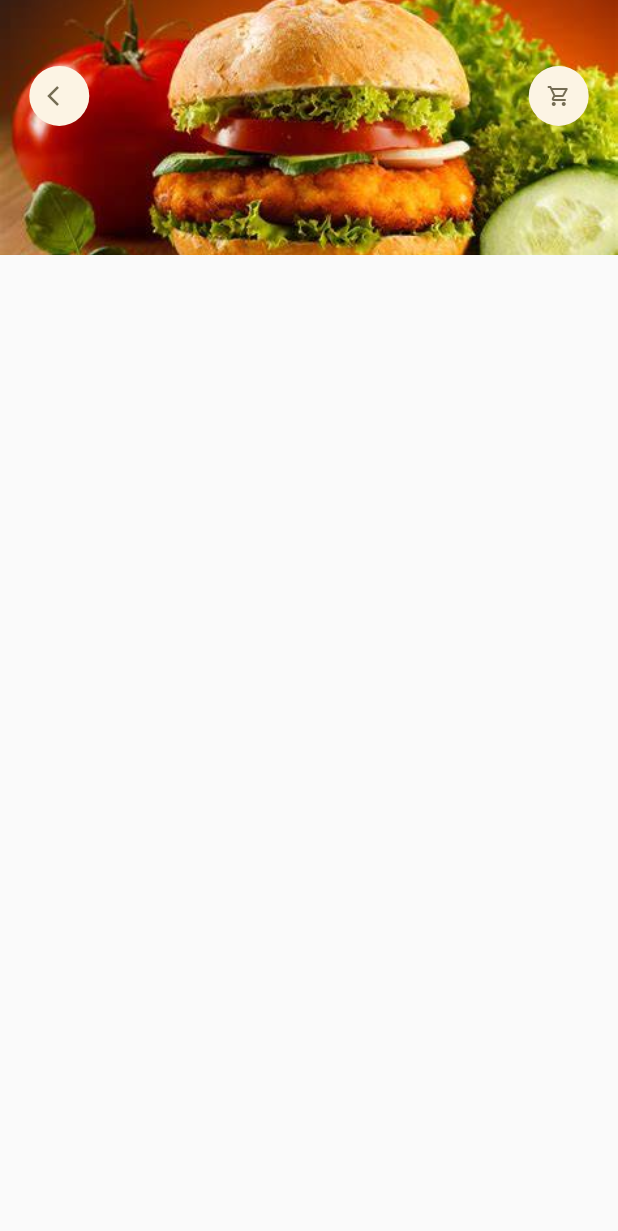
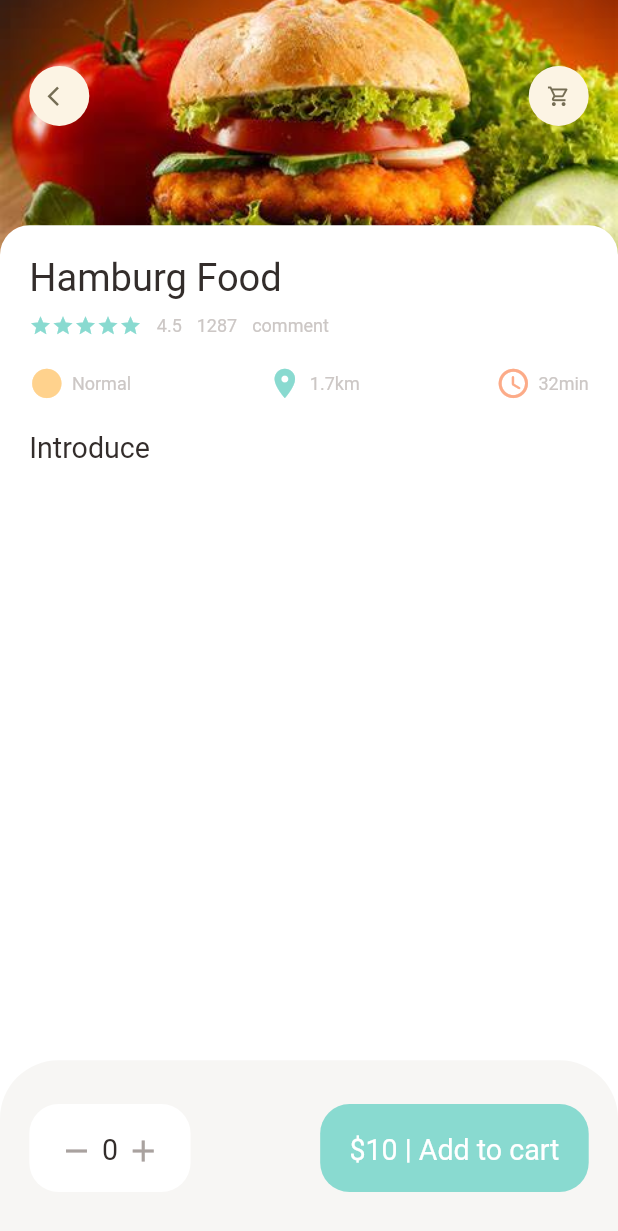
Before and after one commit to JelangA/flutter-e, a Flutter app: the screen it shows after launch, on a phone screen of 412 x 824 dp. Shown: the top 1231 px of the screen. Run offline on Flutter 3.47's test engine with Material 2 defaults, Android fonts, the phone set to English and light mode, and no system bars; our stand-ins replace dots_indicator, get.

Commit message:
memisahkan column dan membuat expanded text pada menu detail popular food

```diff
--- a/aplikasi/lib/pages/food/popular_food_detail.dart
+++ b/aplikasi/lib/pages/food/popular_food_detail.dart
@@ -1,7 +1,10 @@
-// ignore_for_file: prefer_const_constructors
+// ignore_for_file: prefer_const_constructors, sort_child_properties_last
 
+import 'package:aplikasi/util/colors.dart';
 import 'package:aplikasi/util/dimensions.dart';
+import 'package:aplikasi/widget/app_column.dart';
 import 'package:aplikasi/widget/app_icon.dart';
+import 'package:aplikasi/widget/big-text.dart';
 import 'package:flutter/material.dart';
 
 class PopularFoodDetail extends StatelessWidget {
@@ -10,8 +13,10 @@ class PopularFoodDetail extends StatelessWidget {
   @override
   Widget build(BuildContext context) {
     return Scaffold(
+      backgroundColor: Colors.white,
       body: Stack(
         children: [
+          //background image
           Positioned(
             left: 0,
             right: 0,
@@ -26,6 +31,7 @@ class PopularFoodDetail extends StatelessWidget {
               ),
             ),
           ),
+          //icon back dan cart
           Positioned(
             top: Dimentions.height45,
             left: Dimentions.width20,
@@ -38,7 +44,101 @@ class PopularFoodDetail extends StatelessWidget {
               ],
             ),
           ),
+          //introduction
+          Positioned(
+            left: 0,
+            right: 0,
+            bottom: 0,
+            top: Dimentions.popularFoodImgSize - 20,
+            child: Container(
+              padding: EdgeInsets.only(
+                left: Dimentions.width20,
+                right: Dimentions.width20,
+                top: Dimentions.height20,
+              ),
+              decoration: BoxDecoration(
+                borderRadius: BorderRadius.only(
+                  topRight: Radius.circular(Dimentions.radius20),
+                  topLeft: Radius.circular(Dimentions.radius20),
+                ),
+                color: Colors.white,
+              ),
+              child: Column(
+                crossAxisAlignment: CrossAxisAlignment.start,
+                children: [
+                  AppColumn(text: "Hamburg Food"),
+                  SizedBox(
+                    height: Dimentions.height20,
+                  ),
+                  BigText(text: "Introduce"),
+                ],
+              ),
+            ),
+          ),
         ],
+      ),
+      bottomNavigationBar: Container(
+        height: Dimentions.bottomHeightBar,
+        padding: EdgeInsets.only(
+            top: Dimentions.height30,
+            bottom: Dimentions.height30,
+            left: Dimentions.width20,
+            right: Dimentions.width20),
+        decoration: BoxDecoration(
+          color: AppColors.buttonBackgroundColor,
+          borderRadius: BorderRadius.only(
+            topLeft: Radius.circular(Dimentions.radius20 * 2),
+            topRight: Radius.circular(Dimentions.radius20 * 2),
+          ),
+        ),
+        child: Row(
+          mainAxisAlignment: MainAxisAlignment.spaceBetween,
+          children: [
+            //min add button continer
+            Container(
+              padding: EdgeInsets.only(
+                top: Dimentions.height20,
+                bottom: Dimentions.height20,
+                left: Dimentions.width20,
+                right: Dimentions.width20,
+              ),
+              decoration: BoxDecoration(
+                borderRadius: BorderRadius.circular(Dimentions.radius20),
+                color: Colors.white,
+              ),
+              child: Row(
+                children: [
+                  Icon(
+                    Icons.remove,
+                    color: AppColors.signColor,
+                  ),
+                  SizedBox(width: Dimentions.width10/2,),
+                  BigText(text: "0"),
+                  SizedBox(width: Dimentions.width10/2,),
+                  Icon(
+                    Icons.add,
+                    color: AppColors.signColor,
+                  ),
+                ],
+              ),
+            ),
+            //add to cart container text
+            Container(
+              padding: EdgeInsets.only(
+                top: Dimentions.height20,
+                bottom: Dimentions.height20,
+                left: Dimentions.width20,
+                right: Dimentions.width20,
+              ),
+              child: BigText(text: "\$10 | Add to cart", color: Colors.white,),
+              decoration: BoxDecoration(
+                borderRadius: BorderRadius.circular(Dimentions.radius20),
+                color: AppColors.mainColor,
+              ),
+            )
+
+          ],
+        ),
       ),
     );
   }
--- a/aplikasi/lib/pages/home/food_page_body.dart
+++ b/aplikasi/lib/pages/home/food_page_body.dart
@@ -2,6 +2,7 @@
 
 import 'package:aplikasi/util/colors.dart';
 import 'package:aplikasi/util/dimensions.dart';
+import 'package:aplikasi/widget/app_column.dart';
 import 'package:aplikasi/widget/big-text.dart';
 import 'package:aplikasi/widget/icon_and_text.dart';
 import 'package:aplikasi/widget/small-text.dart';
@@ -260,62 +261,7 @@ class _FoodPageBodyState extends State<FoodPageBody> {
                 color: DebugColor.color2,
                 padding: EdgeInsets.only(
                     top: Dimentions.height15, left: 15, right: 15),
-                child: Column(
-                  crossAxisAlignment: CrossAxisAlignment.start,
-                  children: [
-                    BigText(text: "Hamburg food"),
-                    SizedBox(
-                      height: Dimentions.height10,
-                    ),
-                    Row(
-                      children: [
-                        Wrap(
-                          children: List.generate(
-                            5,
-                            (index) => Icon(
-                              Icons.star,
-                              color: AppColors.mainColor,
-                              size: 15,
-                            ),
-                          ),
-                        ),
-                        SizedBox(
-                          width: 10,
-                        ),
-                        SmallText(text: "4.5"),
-                        SizedBox(
-                          width: 10,
-                        ),
-                        SmallText(text: "1287"),
-                        SizedBox(
-                          width: 10,
-                        ),
-                        SmallText(text: "comment")
-                      ],
-                    ),
-                    SizedBox(
-                      height: Dimentions.height20,
-                    ),
-                    Row(
-                      mainAxisAlignment: MainAxisAlignment.spaceBetween,
-                      children: [
-                        IconAndTextWidget(
-                            icon: Icons.circle_sharp,
-                            text: "Normal",
-                            iconColor: AppColors.iconColor1),
-                        IconAndTextWidget(
-                            icon: Icons.location_on,
-                            text: "1.7km",
-                            iconColor: AppColors.mainColor),
-                        IconAndTextWidget(
-                          icon: Icons.access_time_rounded,
-                          text: "32min",
-                          iconColor: AppColors.iconColor2,
-                        ),
-                      ],
-                    ),
-                  ],
-                ),
+                child: AppColumn(text: "Hamburg Food",),
               ),
             ),
           ),
--- a/aplikasi/lib/util/dimensions.dart
+++ b/aplikasi/lib/util/dimensions.dart
@@ -25,7 +25,9 @@ class Dimentions {
   static double width20 = screenHeight / 42.2;
   static double width30 = screenHeight / 28.13;
 
+  ///ukuran font
   static double font20 = screenHeight / 43.2;
+  static double font26 = screenHeight / 32.45;
 
   //redius
   static double radius15 = screenHeight / 56.27;
@@ -34,11 +36,15 @@ class Dimentions {
 
   ///icon size
   static double iconSize24 = screenHeight / 35.17;
+  static double iconSize16 = screenHeight / 52.75;
 
   //ukuran untuk listview
   static double listViewImgSize = screenwidth / 3.25;
   static double listViewTextContSize = screenwidth / 2.9;
 
-  //popular food \
+  //popular food
   static double popularFoodImgSize = screenwidth / 2.42;
+
+  //bottom height
+  static double bottomHeightBar = screenHeight / 7.03;
 }
--- /dev/null
+++ b/aplikasi/lib/widget/app_column.dart
@@ -0,0 +1,73 @@
+// ignore_for_file: prefer_const_constructors
+
+import 'package:aplikasi/util/colors.dart';
+import 'package:aplikasi/util/dimensions.dart';
+import 'package:aplikasi/widget/big-text.dart';
+import 'package:aplikasi/widget/icon_and_text.dart';
+import 'package:aplikasi/widget/small-text.dart';
+import 'package:flutter/material.dart';
+
+class AppColumn extends StatelessWidget {
+  final String text;
+  const AppColumn({super.key, required this.text});
+
+  @override
+  Widget build(BuildContext context) {
+    return Column(
+      crossAxisAlignment: CrossAxisAlignment.start,
+      children: [
+        BigText(text: text, size: Dimentions.font26,),
+        SizedBox(
+          height: Dimentions.height10,
+        ),
+        Row(
+          children: [
+            Wrap(
+              children: List.generate(
+                5,
+                (index) => Icon(
+                  Icons.star,
+                  color: AppColors.mainColor,
+                  size: 15,
+                ),
+              ),
+            ),
+            SizedBox(
+              width: 10,
+            ),
+            SmallText(text: "4.5"),
+            SizedBox(
+              width: 10,
+            ),
+            SmallText(text: "1287"),
+            SizedBox(
+              width: 10,
+            ),
+            SmallText(text: "comment")
+          ],
+        ),
+        SizedBox(
+          height: Dimentions.height20,
+        ),
+        Row(
+          mainAxisAlignment: MainAxisAlignment.spaceBetween,
+          children: [
+            IconAndTextWidget(
+                icon: Icons.circle_sharp,
+                text: "Normal",
+                iconColor: AppColors.iconColor1),
+            IconAndTextWidget(
+                icon: Icons.location_on,
+                text: "1.7km",
+                iconColor: AppColors.mainColor),
+            IconAndTextWidget(
+              icon: Icons.access_time_rounded,
+              text: "32min",
+              iconColor: AppColors.iconColor2,
+            ),
+          ],
+        ),
+      ],
+    );
+  }
+}
--- a/aplikasi/lib/widget/app_icon.dart
+++ b/aplikasi/lib/widget/app_icon.dart
@@ -1,4 +1,5 @@
 
+import 'package:aplikasi/util/dimensions.dart';
 import 'package:flutter/material.dart';
 
 class AppIcon extends StatelessWidget {
@@ -26,7 +27,7 @@ class AppIcon extends StatelessWidget {
       child: Icon(
         icon,
         color: iconColor,
-        size: 16,
+        size: Dimentions.iconSize16,
       ),
     );
   }
--- /dev/null
+++ b/aplikasi/lib/widget/expandable_text_widget.dart
@@ -0,0 +1,16 @@
+import 'package:flutter/src/widgets/container.dart';
+import 'package:flutter/src/widgets/framework.dart';
+
+class ExpandableTextWidget extends StatefulWidget {
+  const ExpandableTextWidget({super.key});
+
+  @override
+  State<ExpandableTextWidget> createState() => _ExpandableTextWidgetState();
+}
+
+class _ExpandableTextWidgetState extends State<ExpandableTextWidget> {
+  @override
+  Widget build(BuildContext context) {
+    return Container();
+  }
+}
```
Also changed, not shown: aplikasi/pubspec.lock, 1 other file.
